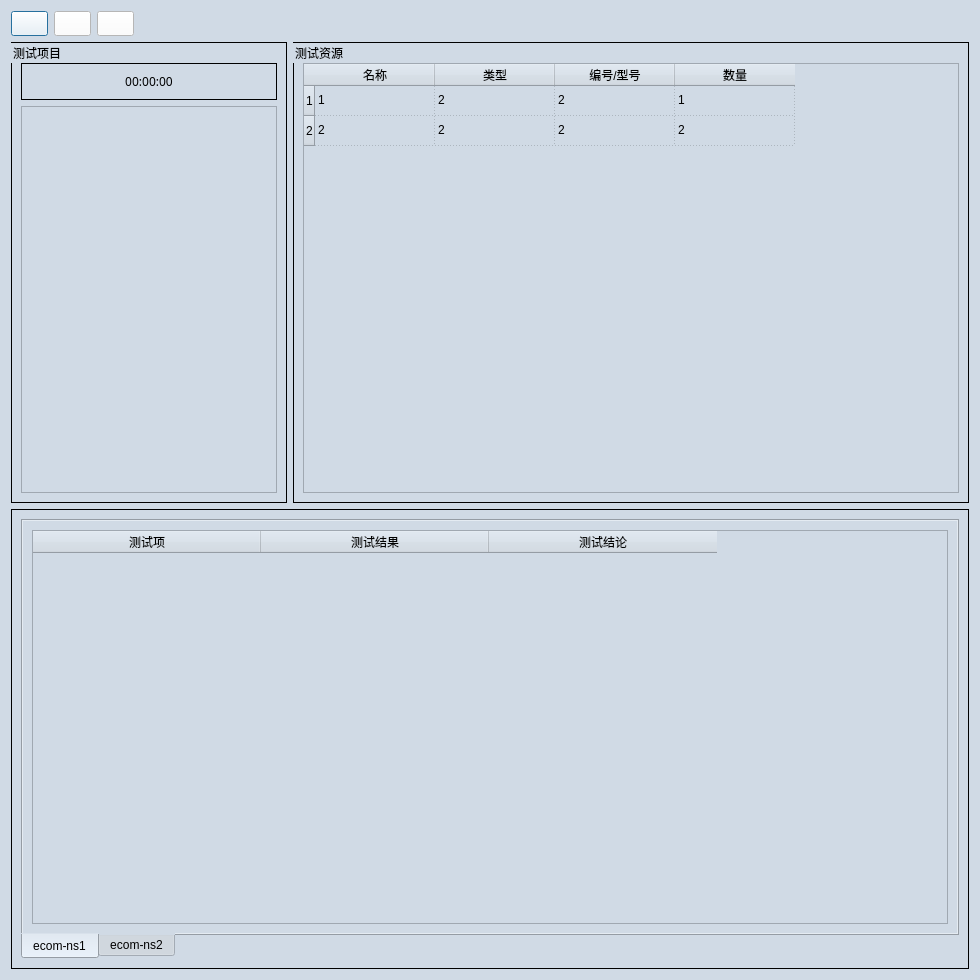
First picture: the form in ui/ecom-ns-2/ECOM_NS2_MAIN.ui, repository gaoxingyu-hub/HUA54testframework, before the edit.
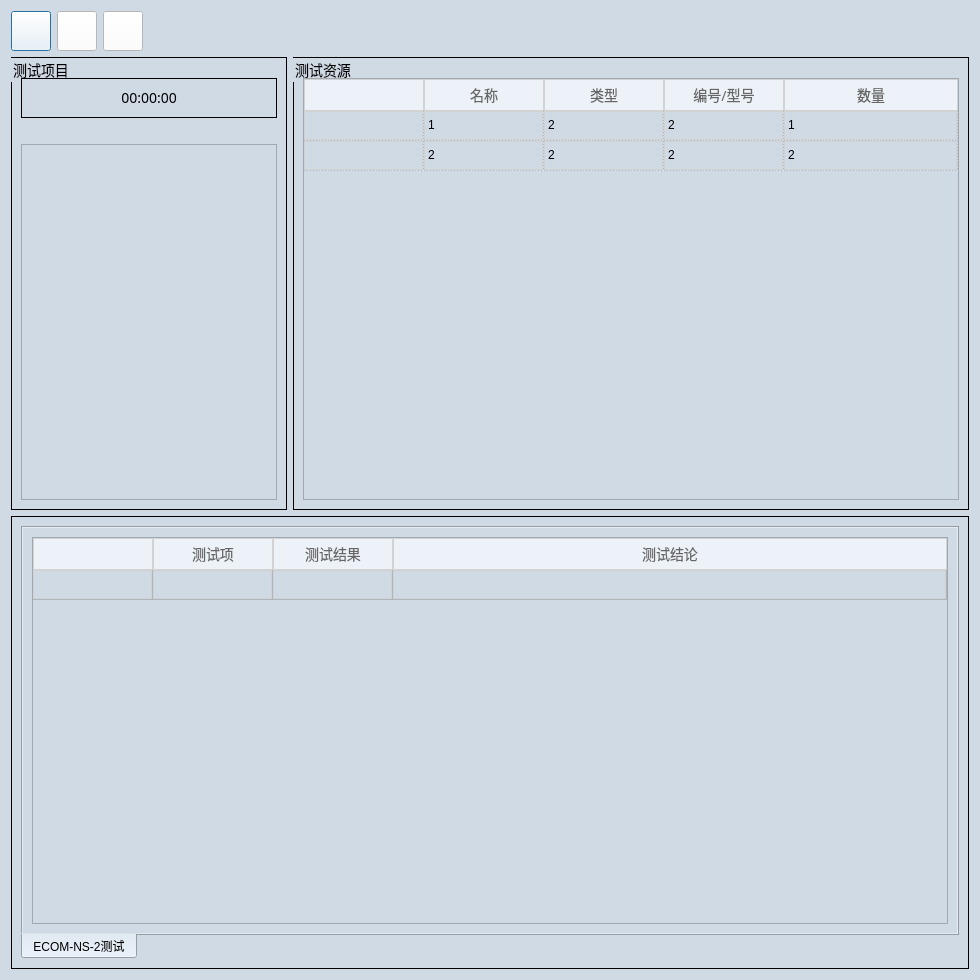
Second picture: the form after the edit. The open tabs and pages were chosen to show the change. Icons and pictures are not drawn.

```diff
--- a/ui/ecom-ns-2/ECOM_NS2_MAIN.ui
+++ b/ui/ecom-ns-2/ECOM_NS2_MAIN.ui
@@ -22,10 +22,12 @@
   <property name="styleSheet">
    <string notr="true">QDialog{
 background-color:#D0DAE5;
+margin-top:10px;
 }
 
 QTextBrower{
 background-color:#D0DAE5;
+border-width:0;border-style:outset
 }
 
 QLineEdit{
@@ -40,29 +42,121 @@
 background-color:#D0DAE5;
 }
 
-QHeaderView{
-background-color:#D0DAE5;
-}
-
 QLabel{
-font-size:12px;
+font-size:14px;
 font-family:Microsoft YaHei;
 background-color:#D0DAE5;
 }
 
-QPushButton{         /*按钮自适应拉伸背景*/
-border-width: 2px 15px 2px 15px;
-background-color:#2884D8;
-color: #FFFFFF;
-font-size:12px;
-font-family:Microsoft YaHei;
-}
-
 QGroupBox{
-font-size:12px;
+font-size:14px;
 font-family:Microsoft YaHei;
-border:1px solid rgb(0, 0, 0); 
-}</string>
+border:1px solid rgb(0, 0, 0);
+}
+
+/****QPushButton****/
+QPushButton{
+width:32px;
+height:32px;
+background-color:#F4F4F3;
+color: #FFFFFF;
+font-size:14px;
+font-family:Microsoft YaHei;
+}
+QPushButton#pushButton_close:hover{
+background-color:#2784D6;
+cursor:pointer;
+}
+QPushButton#pushButton_close:pressed{
+background-color:#2784D6;
+}
+QToolBar{
+background-color:#172545;
+height:30px;
+border:None;
+padding:1px;
+}
+
+
+/****QTreeWidget****/
+QTreeWidget{
+background-color:#D0DAE5;
+padding-top:20px;
+padding-left:10px;
+margin-top:20px;
+}
+QTreeView::item{
+font: 14px;
+}
+QTreeView::item:selected{
+selection-color: #1F95FF;
+}
+QTreeView::item:hover{
+background-color:#D0DAE5;
+}
+
+QTreeView::branch:has-children:!has-siblings:closed,
+QTreeView::branch:closed:has-children:has-siblings {
+border-image: none;
+image: url(imgs/common/plus.png);
+}
+
+QTreeView::branch:open:has-children:!has-siblings,
+QTreeView::branch:open:has-children:has-siblings  {
+border-image: none;
+image: url(imgs/common/Minus.png);
+}
+
+QTreeView::branch:!has-children:!has-siblings:adjoins-item {
+    border-image: url(imgs/common/tree.png);
+}
+QTableWidget{
+outline: none;
+selection-color:#666666;
+alternate-background-color:#F9FAFC;
+}
+QTableCornerButton::section{
+background: #EDF2F8;
+}
+QTableWidget::item{
+font-size:14px;
+line-height:30px;
+border:1px solid #D2D2D2;
+}
+
+QTableWidget::item:hover{
+background-color:#EAF7FF;
+}
+QHeaderView::section:vertical {
+color: #666666;
+text-align:center;
+font: 14px Arial;
+border:1px solid #D2D2D2;
+background: #F9FBFD;
+width: 40px;
+height:30px;
+alternate-background-color:#F9FAFC;
+}
+QHeaderView::section:horizontal {
+color: #666666;
+font: 14px Microsoft YaHei;
+padding: 0px 1px 0 1px;
+text-align:center;
+border:1px solid #D2D2D2;
+background: #EDF2F8;
+height: 30px;
+alternate-background-color:#F9FAFC;
+}
+QScrollBar:vertical{
+border: 5px solid #D5D5D5;
+}
+QPushButton:hover{
+background-color:#2784D6;
+cursor:pointer;}
+QPushButton{
+background-color:#F4F4F3;
+}
+</string>
   </property>
   <layout class="QGridLayout" name="gridLayout_11">
    <item row="0" column="0">
@@ -231,6 +325,12 @@
             <attribute name="horizontalHeaderDefaultSectionSize">
              <number>120</number>
             </attribute>
+            <attribute name="horizontalHeaderStretchLastSection">
+             <bool>true</bool>
+            </attribute>
+            <attribute name="verticalHeaderVisible">
+             <bool>false</bool>
+            </attribute>
             <row>
              <property name="text">
               <string>1</string>
@@ -241,6 +341,11 @@
               <string>2</string>
              </property>
             </row>
+            <column>
+             <property name="text">
+              <string/>
+             </property>
+            </column>
             <column>
              <property name="text">
               <string>名称</string>
@@ -261,14 +366,9 @@
               <string>数量</string>
              </property>
             </column>
-            <item row="0" column="0">
-             <property name="text">
-              <string>1</string>
-             </property>
-            </item>
             <item row="0" column="1">
              <property name="text">
-              <string>2</string>
+              <string>1</string>
              </property>
             </item>
             <item row="0" column="2">
@@ -278,12 +378,12 @@
             </item>
             <item row="0" column="3">
              <property name="text">
-              <string>1</string>
+              <string>2</string>
              </property>
             </item>
-            <item row="1" column="0">
+            <item row="0" column="4">
              <property name="text">
-              <string>2</string>
+              <string>1</string>
              </property>
             </item>
             <item row="1" column="1">
@@ -301,6 +401,11 @@
               <string>2</string>
              </property>
             </item>
+            <item row="1" column="4">
+             <property name="text">
+              <string>2</string>
+             </property>
+            </item>
            </widget>
           </item>
          </layout>
@@ -320,47 +425,34 @@
            <enum>QTabWidget::South</enum>
           </property>
           <property name="currentIndex">
-           <number>1</number>
+           <number>0</number>
           </property>
-          <widget class="QWidget" name="tab">
-           <attribute name="title">
-            <string>ecom-ns1</string>
-           </attribute>
-           <layout class="QGridLayout" name="gridLayout_8">
-            <item row="0" column="0">
-             <widget class="QTableWidget" name="tableWidget_test_results_ecom_ns1">
-              <attribute name="horizontalHeaderDefaultSectionSize">
-               <number>228</number>
-              </attribute>
-              <column>
-               <property name="text">
-                <string>测试项</string>
-               </property>
-              </column>
-              <column>
-               <property name="text">
-                <string>测试结果</string>
-               </property>
-              </column>
-              <column>
-               <property name="text">
-                <string>测试结论</string>
-               </property>
-              </column>
-             </widget>
-            </item>
-           </layout>
-          </widget>
           <widget class="QWidget" name="tab_2">
            <attribute name="title">
-            <string>ecom-ns2</string>
+            <string>ECOM-NS-2测试</string>
            </attribute>
            <layout class="QGridLayout" name="gridLayout_9">
             <item row="0" column="0">
-             <widget class="QTableWidget" name="tableWidget_test_results_ecom_ns2">
+             <widget class="QTableWidget" name="tableWidget_test_results">
               <attribute name="horizontalHeaderDefaultSectionSize">
-               <number>228</number>
+               <number>120</number>
               </attribute>
+              <attribute name="horizontalHeaderStretchLastSection">
+               <bool>true</bool>
+              </attribute>
+              <attribute name="verticalHeaderVisible">
+               <bool>false</bool>
+              </attribute>
+              <row>
+               <property name="text">
+                <string>1</string>
+               </property>
+              </row>
+              <column>
+               <property name="text">
+                <string/>
+               </property>
+              </column>
               <column>
                <property name="text">
                 <string>测试项</string>
```
